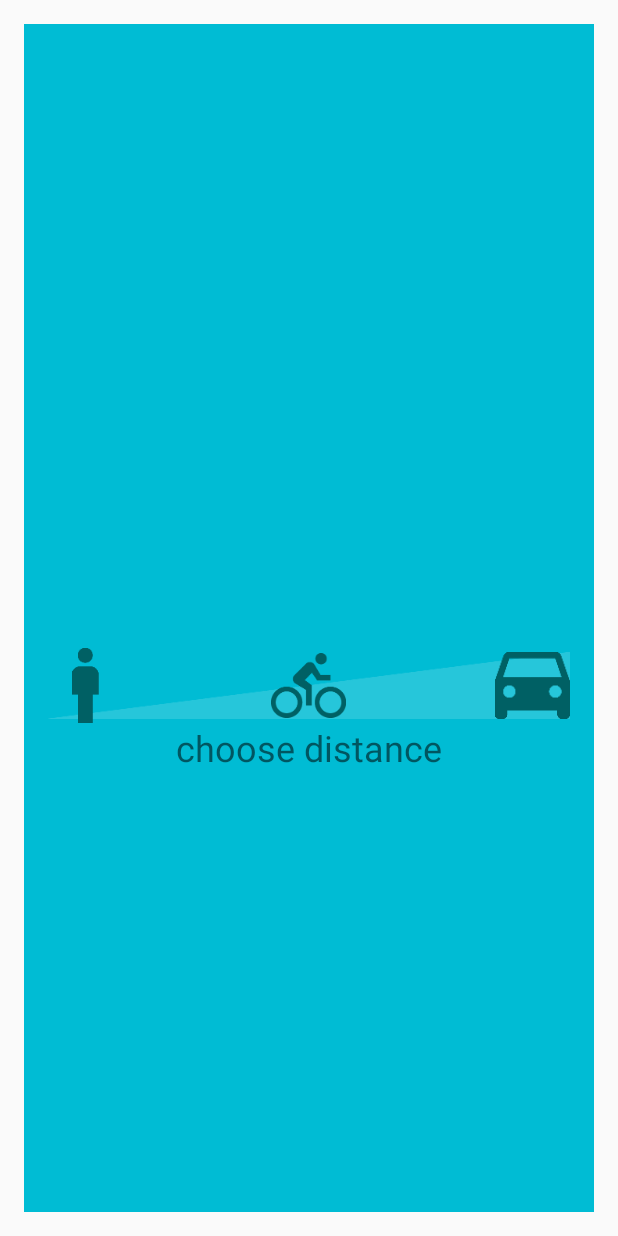
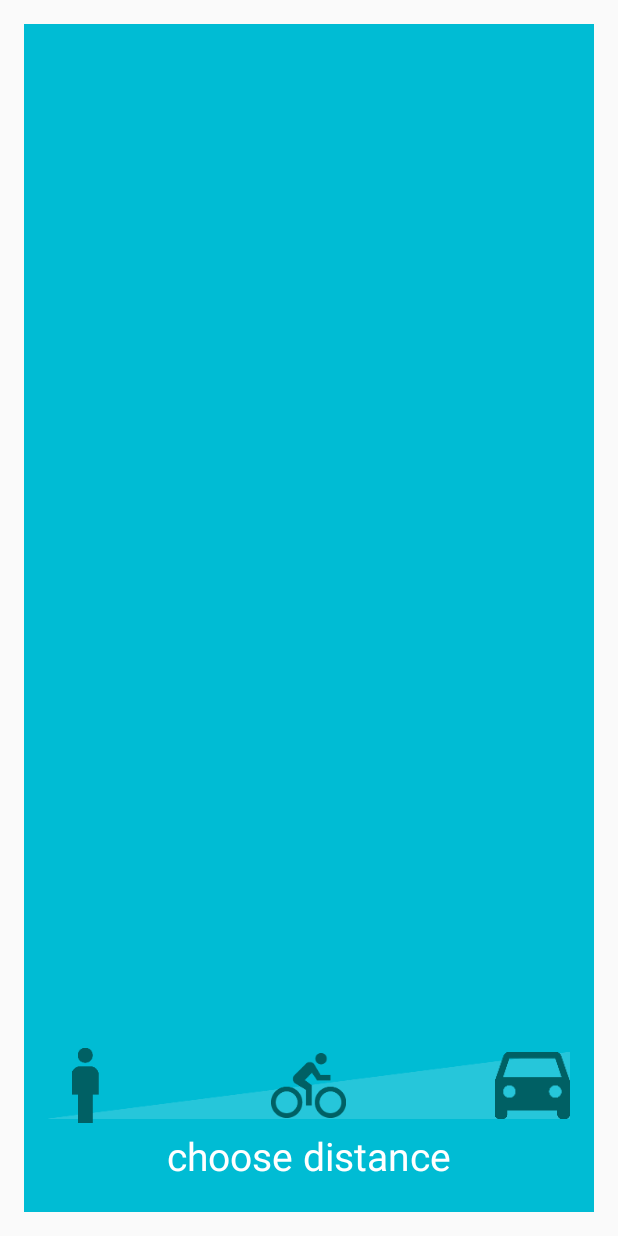
Before and after one commit to Marchuck/Louis, an Android app: the MyLocationFragment screen opened directly, with no data from a screen before it, on a phone screen of 412 x 824 dp. Run offline under Robolectric (Android 15) with nearby library versions, the phone set to English and light mode, and no system bars; our stand-ins replace ButterKnife; libraries missing offline, so code that uses them is left out: com.karumi.dexter, rx.android.schedulers, rx.functions.

Commit message:
more data

```diff
--- a/app/src/main/java/pl/kitowcy/louis/MainActivity.java
+++ b/app/src/main/java/pl/kitowcy/louis/MainActivity.java
@@ -99,7 +99,7 @@ public class MainActivity extends AppIntro {
                 for (Fragment fr : getSupportFragmentManager().getFragments()) {
                     if (position == 1 && fr instanceof GetMoodFragment) {
                         GetMoodFragment frag = ((GetMoodFragment) fr);
-                          frag.setupLouis();
+                        frag.setupLouis();
 
 
                     } else if (position == 2 && fr instanceof MyLocationFragment) {
--- a/app/src/main/res/layout/fragment_get_mood.xml
+++ b/app/src/main/res/layout/fragment_get_mood.xml
@@ -51,7 +51,7 @@
         android:layout_height="wrap_content"
         android:layout_below="@+id/mirror"
         android:layout_centerHorizontal="true"
-        android:layout_marginTop="50dp"
+        android:layout_marginTop="70dp"
         android:background="@drawable/bg_scan"
         android:src="@drawable/image_mirror"
         android:text="scan"
--- a/app/src/main/res/layout/fragment_my_location.xml
+++ b/app/src/main/res/layout/fragment_my_location.xml
@@ -36,7 +36,7 @@
         android:layout_width="match_parent"
         android:layout_height="wrap_content"
         android:layout_alignParentBottom="true"
-        android:layout_below="@+id/map_layout"
+        android:layout_alignParentStart="true"
         android:padding="16dp">
 
         <ImageView
@@ -66,13 +66,14 @@
             android:src="@drawable/icon_distance_3"/>
 
         <TextView
-            android:layout_below="@+id/far"
             android:id="@+id/title_my_location2"
+            style="@style/LargeTitleText"
             android:layout_width="wrap_content"
             android:layout_height="wrap_content"
+            android:layout_below="@+id/far"
             android:layout_centerHorizontal="true"
-            android:text="choose distance"
-            android:textSize="24sp"/>
+            android:padding="4dp"
+            android:text="choose distance"/>
 
     </RelativeLayout>
 
--- a/app/src/main/res/values/colors.xml
+++ b/app/src/main/res/values/colors.xml
@@ -2,9 +2,10 @@
 <resources>
     <color name="colorPrimary">#3F51B5</color>
     <color name="colorPrimaryDark">#303F9F</color>
-    <color name="colorAccent">#FF4081</color>
+    <color name="colorAccent">@android:color/holo_orange_light</color>
     <color name="location">#00bcd4</color>
 
+    <color name="seekbarinfo">@android:color/holo_orange_light</color>
     <color name="camera_button">@android:color/holo_green_dark</color>
 
 
```
Also changed, not shown: app/src/main/java/pl/kitowcy/louis/proposition/PropositionItemsProvider.java (+8 -1 lines), app/src/main/res/layout/fragment_manually_entered_mood.xml (+5 -5 lines).
